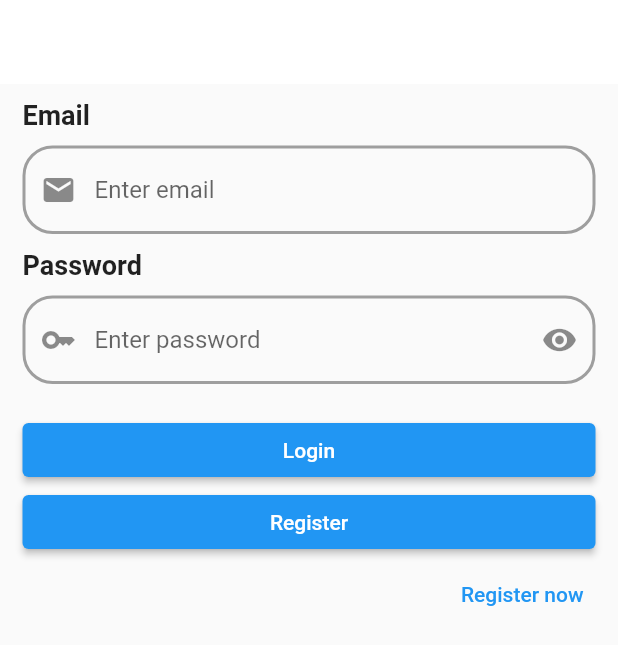
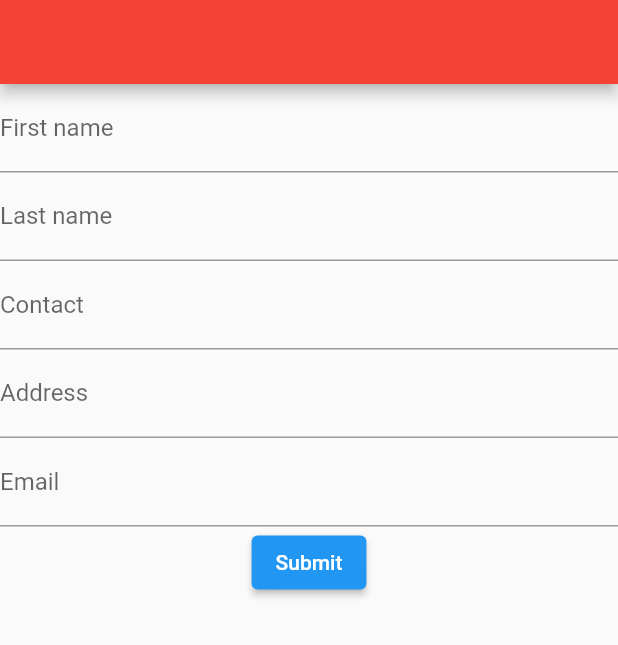
Before and after one commit to rezaali07/batch_33c, a Flutter app: the screen it shows after launch, on a phone screen of 412 x 824 dp. Shown: the top 645 px of the screen. Run offline on Flutter 3.47's test engine with Material 2 defaults, Android fonts, the phone set to English and light mode, and no system bars; our stand-ins replace firebase_auth, firebase_core, firebase_database; accounts and stored records are empty.

```diff
--- /dev/null
+++ b/lib/formscreen/form_screen.dart
@@ -0,0 +1,49 @@
+import 'package:firebase_database/firebase_database.dart';
+import 'package:flutter/material.dart';
+
+class FormScreen extends StatefulWidget {
+  const FormScreen({super.key});
+  static const String routeName = "/form";
+  @override
+  State<FormScreen> createState() => _FormScreenState();
+}
+
+class _FormScreenState extends State<FormScreen> {
+  final TextEditingController fname = TextEditingController();
+  final TextEditingController lname = TextEditingController();
+  final TextEditingController contact = TextEditingController();
+  final TextEditingController address = TextEditingController();
+  final TextEditingController email = TextEditingController();
+
+  final database = FirebaseDatabase.instance;
+
+  @override
+  Widget build(BuildContext context) {
+    return Scaffold(
+      appBar: AppBar(),
+      body: Column(
+        children: [
+          TextFormField(
+              controller: fname,
+              decoration: InputDecoration(label: Text("First name"))),
+          TextFormField(
+              controller: lname,
+              decoration: InputDecoration(label: Text("Last name"))),
+          TextFormField(
+              controller: contact,
+              decoration: InputDecoration(label: Text("Contact"))),
+          TextFormField(
+              controller: address,
+              decoration: InputDecoration(label: Text("Address"))),
+          TextFormField(
+              controller: email,
+              decoration: InputDecoration(label: Text("Email"))),
+
+        ElevatedButton(onPressed: (){
+
+        }, child: Text("Submit"))
+        ],
+      ),
+    );
+  }
+}
--- a/lib/login/login_screen.dart
+++ b/lib/login/login_screen.dart
@@ -89,7 +89,7 @@ class _LoginScreenState extends State<LoginScreen> {
                       loading = true;
                     });
                     try {
-                      final user = await _auth.signInWithEmailAndPassword(
+                      final user = await _auth.createUserWithEmailAndPassword(
                           email: emailController.text,
                           password: passwordController.text);
 
@@ -110,7 +110,7 @@ class _LoginScreenState extends State<LoginScreen> {
                       // TODO
                     }
                   },
-                  child: Text("Register")),
+                  child: const Text("Register")),
             ),
             Align(
                 alignment: Alignment.centerRight,
--- a/lib/main.dart
+++ b/lib/main.dart
@@ -1,4 +1,5 @@
 import 'package:batch33c/dashboard/dashboard_screen.dart';
+import 'package:batch33c/formscreen/form_screen.dart';
 import 'package:batch33c/navigation/navigation_screen.dart';
 import 'package:batch33c/routes/route_generator.dart';
 import 'package:batch33c/splash/splash_screen.dart';
@@ -26,7 +27,7 @@ class RootScreen extends StatelessWidget {
       theme: ThemeData(appBarTheme: AppBarTheme(color: Colors.red)),
       debugShowCheckedModeBanner: false,
       // home: DashBoardScreen(),
-      initialRoute: SplashScreen.routeName,
+      initialRoute: FormScreen.routeName,
       onGenerateRoute: RouteGenerator.generateRoute,
     );
   }
--- a/lib/routes/route_generator.dart
+++ b/lib/routes/route_generator.dart
@@ -1,3 +1,4 @@
+import 'package:batch33c/formscreen/form_screen.dart';
 import 'package:batch33c/login/login_screen.dart';
 import 'package:batch33c/navigation/navigation_screen.dart';
 import 'package:batch33c/registration/registration_screen.dart';
@@ -21,6 +22,8 @@ class RouteGenerator {
 
       case NavigationScreen.routeName:
         return MaterialPageRoute(builder: (_) => const NavigationScreen());
+      case FormScreen.routeName:
+        return MaterialPageRoute(builder: (_) => const FormScreen());
 
       case TabBarScreen.routeName:
         return MaterialPageRoute(builder: (_) => const TabBarScreen());
--- a/pubspec.yaml
+++ b/pubspec.yaml
@@ -37,6 +37,7 @@ dependencies:
   cupertino_icons: ^1.0.2
   firebase_core: ^2.24.2
   firebase_auth: ^4.15.3
+  firebase_database:
 
 
 dev_dependencies:
```
Also changed, not shown: pubspec.lock.
